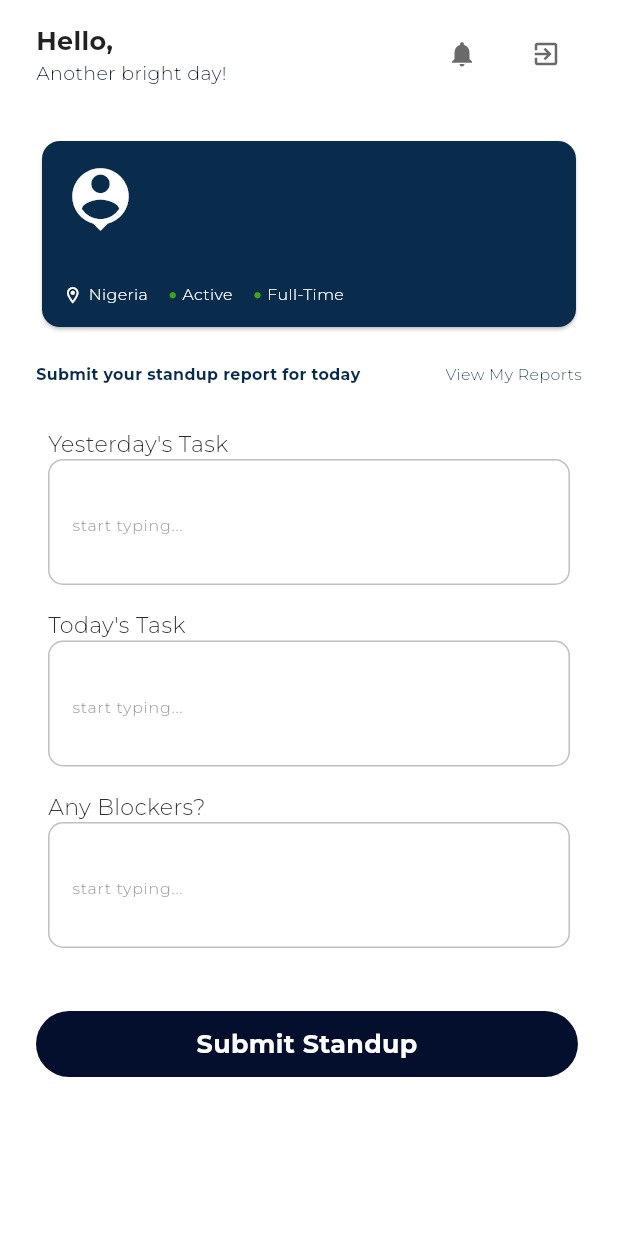
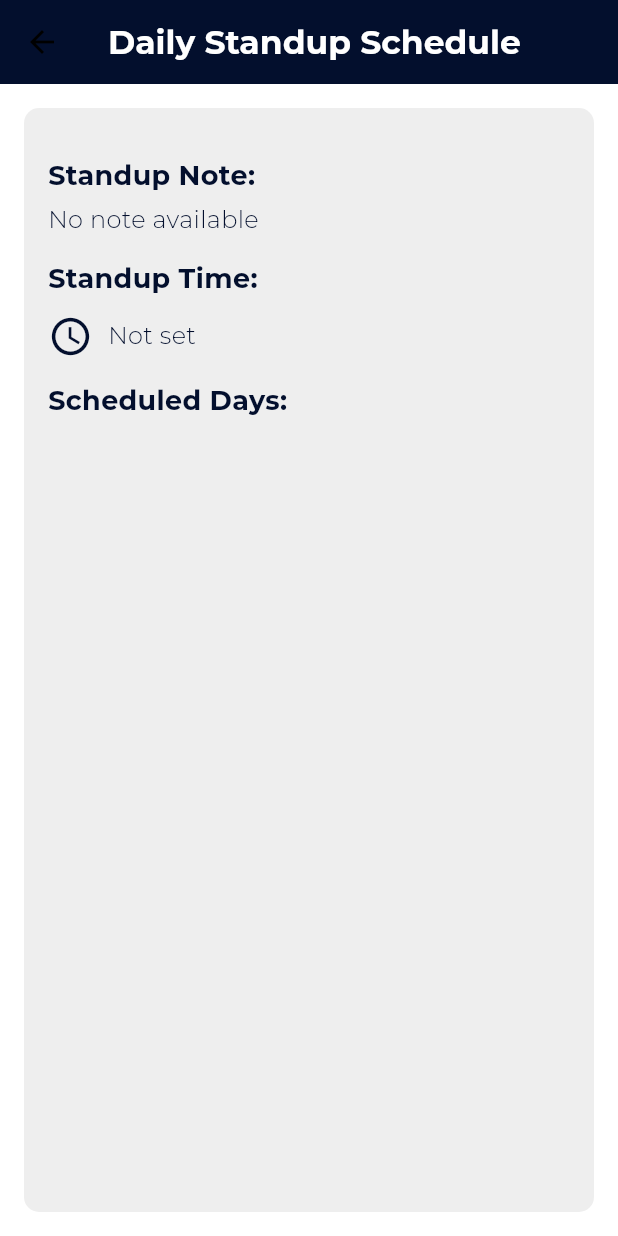
Before and after one commit to Atinuke-Manuels/Daily-Sync, a Flutter app: the UserHomeScreen screen opened by its route, after a tap on the "notifications" icon, on a phone screen of 412 x 824 dp. Run offline on Flutter 3.47's test engine with Material 3 defaults, Android fonts, the phone set to English and light mode, and no system bars; our stand-ins replace cloud_firestore, firebase_auth, firebase_core, flutter_dotenv, shared_preferences; accounts and stored records are empty; project files that could hold a hidden picture were left out.

Commit message:
feat: add logout confirmation dialog box ,user notification,and user view schedule screen.

```diff
--- a/lib/main.dart
+++ b/lib/main.dart
@@ -12,6 +12,7 @@ import 'package:daily_sync/views/auth/signup_screen.dart';
 import 'package:daily_sync/views/auth/splash_screen.dart';
 import 'package:daily_sync/views/user/bottom_nav_screen.dart';
 import 'package:daily_sync/views/user/user_home_screen.dart';
+import 'package:daily_sync/widgets/user_standup_reminder/user_standup_reminder.dart';
 import 'package:firebase_core/firebase_core.dart';
 import 'package:flutter/material.dart';
 import 'package:flutter_dotenv/flutter_dotenv.dart';
@@ -93,6 +94,7 @@ class _MyAppState extends State<MyApp> {
         '/userBottomNav' : (context) => UserBottomNavBar(),
         '/userHomeScreen' : (context) => UserHomeScreen(),
         '/adminDashboard': (context) => AdminDashboard(),
+        '/user_standup_reminder': (context) => UserStandupReminderScreen(),
       },
     );
   }
--- a/lib/widgets/user_home_widgets/user_home_top_card.dart
+++ b/lib/widgets/user_home_widgets/user_home_top_card.dart
@@ -1,3 +1,4 @@
+import 'package:cloud_firestore/cloud_firestore.dart';
 import 'package:flutter/material.dart';
 import 'package:provider/provider.dart';
 import '../../theme/app_text_styles.dart';
@@ -58,16 +59,56 @@ class _UserHomeTopCardState extends State<UserHomeTopCard> {
                 Row(
                   spacing: 8,
                   children: [
-                  IconButton(onPressed: (){}, icon: Icon(Icons.notifications, color: colors.secondary, size: 20,),),
-                  IconButton(onPressed: (){
-                    _authViewModel.signOut();
-                    Navigator.pushReplacementNamed(
-                      context,
-                      '/login',
-                    );
+                    StreamBuilder<QuerySnapshot>(
+                      stream: FirebaseFirestore.instance.collection('standup_settings').snapshots(),
+                      builder: (context, snapshot) {
+                        int count = snapshot.data?.docs.length ?? 0;
 
-                  }, icon: Icon(Icons.exit_to_app, color: colors.secondary, size: 20,))
-                ],)
+                        return Stack(
+                          children: [
+                            IconButton(
+                              onPressed: () {
+                                Navigator.pushNamed(context, "/user_standup_reminder");
+                              },
+                              icon: Icon(Icons.notifications, color: colors.secondary, size: 20),
+                            ),
+                            if (count > 0)
+                              Positioned(
+                                right: 4,
+                                top: 4,
+                                child: Container(
+                                  padding: const EdgeInsets.all(4),
+                                  decoration: const BoxDecoration(
+                                    color: Colors.red,
+                                    shape: BoxShape.circle,
+                                  ),
+                                  constraints: const BoxConstraints(
+                                    minWidth: 18,
+                                    minHeight: 18,
+                                  ),
+                                  child: Center(
+                                    child: Text(
+                                      '$count',
+                                      style: const TextStyle(
+                                        color: Colors.white,
+                                        fontSize: 12,
+                                        fontWeight: FontWeight.bold,
+                                      ),
+                                    ),
+                                  ),
+                                ),
+                              ),
+                          ],
+                        );
+                      },
+                    ),
+
+                    IconButton(
+                      onPressed: _logout,
+                      icon: const Icon(Icons.logout),
+                    ),
+
+                  ],)
               ],
             ),
             SizedBox(height: 30,),
@@ -133,4 +174,31 @@ class _UserHomeTopCardState extends State<UserHomeTopCard> {
       },
     );
   }
+
+  void _logout() {
+    final AuthViewModel _authViewModel = AuthViewModel();
+    showDialog(
+      context: context,
+      builder: (BuildContext context) {
+        return AlertDialog(
+          title: const Text("Confirm Logout"),
+          content: const Text("Are you sure you want to log out?"),
+          actions: [
+            TextButton(
+              onPressed: () => Navigator.of(context).pop(),
+              child: const Text("Cancel"),
+            ),
+            TextButton(
+              onPressed: () {
+                Navigator.of(context).pop(); // Close the dialog
+                _authViewModel.signOut();
+                Navigator.pushReplacementNamed(context, '/login');
+              },
+              child: const Text("Logout"),
+            ),
+          ],
+        );
+      },
+    );
+  }
 }
--- /dev/null
+++ b/lib/widgets/user_standup_reminder/user_standup_reminder.dart
@@ -0,0 +1,168 @@
+import 'package:cloud_firestore/cloud_firestore.dart';
+import 'package:flutter/material.dart';
+
+class UserStandupReminderScreen extends StatefulWidget {
+  const UserStandupReminderScreen({super.key});
+
+  @override
+  State<UserStandupReminderScreen> createState() => _UserStandupReminderScreenState();
+}
+
+class _UserStandupReminderScreenState extends State<UserStandupReminderScreen> {
+  TimeOfDay? standupTime;
+  List<String> standupDays = [];
+  String? standupNote;
+  bool isLoading = true;
+
+  @override
+  void initState() {
+    super.initState();
+    _loadStandupSchedule();
+  }
+
+  Future<void> _loadStandupSchedule() async {
+    try {
+      QuerySnapshot querySnapshot = await FirebaseFirestore.instance
+          .collection('standup_settings')
+          .limit(1)
+          .get();
+
+      if (querySnapshot.docs.isNotEmpty) {
+        var data = querySnapshot.docs.first.data() as Map<String, dynamic>;
+        setState(() {
+          standupTime = _parseTime(data['standupTime']);
+          standupDays = List<String>.from(data['days'] ?? []);
+          standupNote = data['standupNote'] ?? "No note available";
+          isLoading = false;
+        });
+      } else {
+        setState(() {
+          standupNote = "No note available";
+          isLoading = false;
+        });
+      }
+    } catch (e) {
+      if (mounted) {
+        ScaffoldMessenger.of(context).showSnackBar(
+          SnackBar(content: Text("Error loading schedule: $e")),
+        );
+        setState(() => isLoading = false);
+      }
+    }
+  }
+
+  TimeOfDay _parseTime(String timeString) {
+    try {
+      List<String> parts = timeString.split(':');
+      return TimeOfDay(hour: int.parse(parts[0]), minute: int.parse(parts[1]));
+    } catch (e) {
+      return const TimeOfDay(hour: 9, minute: 0); // Fallback default time
+    }
+  }
+
+  @override
+  Widget build(BuildContext context) {
+    return Scaffold(
+      appBar: AppBar(
+        title: const Text(
+          "Daily Standup Schedule",
+          style: TextStyle(
+            fontWeight: FontWeight.bold,
+            color: Colors.white,
+          ),
+        ),
+        centerTitle: true,
+        backgroundColor: const Color(0xFF030F2D),
+      ),
+      body: isLoading
+          ? const Center(child: CircularProgressIndicator())
+          : Padding(
+        padding: const EdgeInsets.all(16.0),
+        child: _buildStandupInfoCard(),
+      ),
+    );
+  }
+
+  Widget _buildStandupInfoCard() {
+    return Container(
+      padding: const EdgeInsets.all(16),
+      decoration: BoxDecoration(
+        color: Colors.grey.shade200,
+        borderRadius: BorderRadius.circular(10),
+      ),
+      child: Column(
+        crossAxisAlignment: CrossAxisAlignment.start,
+        children: [
+          const SizedBox(height: 16),
+          const Text(
+            "Standup Note:",
+            style: TextStyle(
+              fontSize: 18,
+              fontWeight: FontWeight.bold,
+              color: Color(0xFF030F2D),
+            ),
+          ),
+          const SizedBox(height: 5),
+          Text(
+            standupNote ?? "No note available",
+            style: const TextStyle(
+              fontSize: 16,
+              fontWeight: FontWeight.w400,
+              color: Color(0xFF030F2D),
+            ),
+          ),
+          const SizedBox(height: 15),
+          const Text(
+            "Standup Time:",
+            style: TextStyle(
+              fontSize: 18,
+              fontWeight: FontWeight.bold,
+              color: Color(0xFF030F2D),
+            ),
+          ),
+          const SizedBox(height: 10),
+          Row(
+            children: [
+              const Icon(Icons.access_time, size: 30, color: Color(0xFF030F2D)),
+              const SizedBox(width: 10),
+              Text(
+                standupTime != null ? standupTime!.format(context) : "Not set",
+                style: const TextStyle(
+                  fontSize: 16,
+                  fontWeight: FontWeight.w500,
+                  color: Color(0xFF030F2D),
+                ),
+              ),
+            ],
+          ),
+          const SizedBox(height: 15),
+          const Text(
+            "Scheduled Days:",
+            style: TextStyle(
+              fontSize: 18,
+              fontWeight: FontWeight.bold,
+              color: Color(0xFF030F2D),
+            ),
+          ),
+          const SizedBox(height: 5),
+          Wrap(
+            spacing: 8,
+            children: standupDays.map((day) {
+              return Chip(
+                label: Text(
+                  day,
+                  style: const TextStyle(
+                    color: Colors.white,
+                    fontSize: 16,
+                    fontWeight: FontWeight.w400,
+                  ),
+                ),
+                backgroundColor: const Color(0xFF030F2D),
+              );
+            }).toList(),
+          ),
+        ],
+      ),
+    );
+  }
+}
```
Also changed, not shown: lib/views/admin/admin_dashboard.dart (+27 -8 lines).
